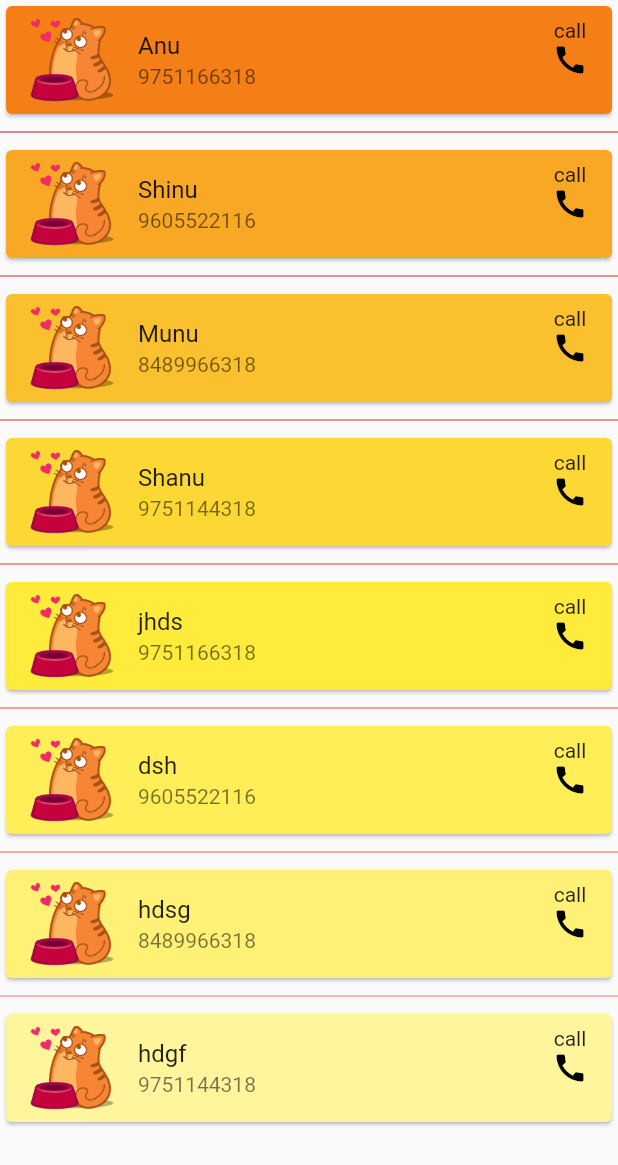
After one commit to Hishamkool/flutter_projectMay, a Flutter app: the listSeperator screen opened directly, on a phone screen of 412 x 824 dp. The commit adds this screen. Shown: the top 1165 px of the screen. Run offline on Flutter 3.47's test engine with Material 2 defaults, Android fonts, the phone set to English and light mode, and no system bars; our stand-ins replace animated_splash_screen, google_fonts.

Commit message:
class 4/7/2023
1. created list builder using container ,
2. created list builder using  container inside card
3. created list builder using  ListTile inside card
4. created listView.sepatared using separator builder returning dividor
5. pass hide done
6. changed button style in login button

```diff
--- /dev/null
+++ b/lib/listSeperator.dart
@@ -0,0 +1,71 @@
+import 'package:flutter/cupertino.dart';
+import 'package:flutter/material.dart';
+
+void main() {
+  runApp(MaterialApp(
+    home: listSeperator(),
+  debugShowCheckedModeBanner: false,));
+}
+
+class listSeperator extends StatelessWidget {
+  var data = ['Anu', 'Shinu', 'Munu', 'Shanu', 'jhds', 'dsh', 'hdsg', 'hdgf'];
+  var coloursss = [900, 800, 700, 600, 500, 400, 300, 200];
+  var numbers = [
+    "9751166318",
+    "9605522116",
+    "8489966318",
+    "9751144318",
+    "9751166318",
+    "9605522116",
+    "8489966318",
+    "9751144318"
+  ];
+  var images = [
+    'assets/images/cat heart.png',
+    'assets/images/cat heart.png',
+    'assets/images/cat heart.png',
+    'assets/images/cat heart.png',
+    'assets/images/cat heart.png',
+    'assets/images/cat heart.png',
+    'assets/images/cat heart.png',
+    'assets/images/cat heart.png',
+  ];
+
+  @override
+  Widget build(BuildContext context) {
+    return Scaffold(
+      body: ListView.separated(
+        itemCount: data.length,
+        itemBuilder: (context, index) {
+          return Card(
+            color: Colors.yellow[coloursss[index]],
+            child: ListTile(
+              leading: Image(
+                image: AssetImage(images[index]),
+              ),
+              title: Text(data[index]),
+              subtitle: Text(numbers[index]),
+              trailing: Container(
+                child: Column(
+                  children: [
+                    Text("call"),
+                    Icon(
+                      Icons.call,
+                      color: Colors.black,
+                    ),
+                  ],
+                ),
+              ),
+            ),
+          );
+        },
+        separatorBuilder: (BuildContext context, index) {
+          return Divider(
+            thickness: 0,
+            color: Colors.red[coloursss[index]],
+          );
+        },
+      ),
+    );
+  }
+}
```
Also changed, not shown: lib/listBuilder.dart (added, +39 -0 lines), lib/listBuilder1.dart (added, +38 -0 lines), lib/listBuilder2.dart (added, +42 -0 lines), lib/listview.dart (+10 -2 lines), lib/loginpage.dart (+6 -1 lines), lib/signup.dart (+22 -3 lines).
